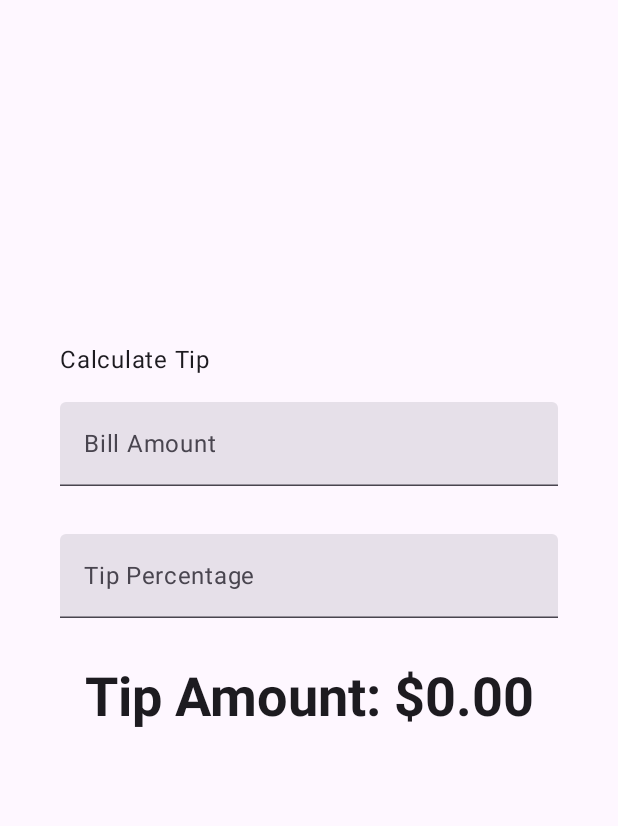
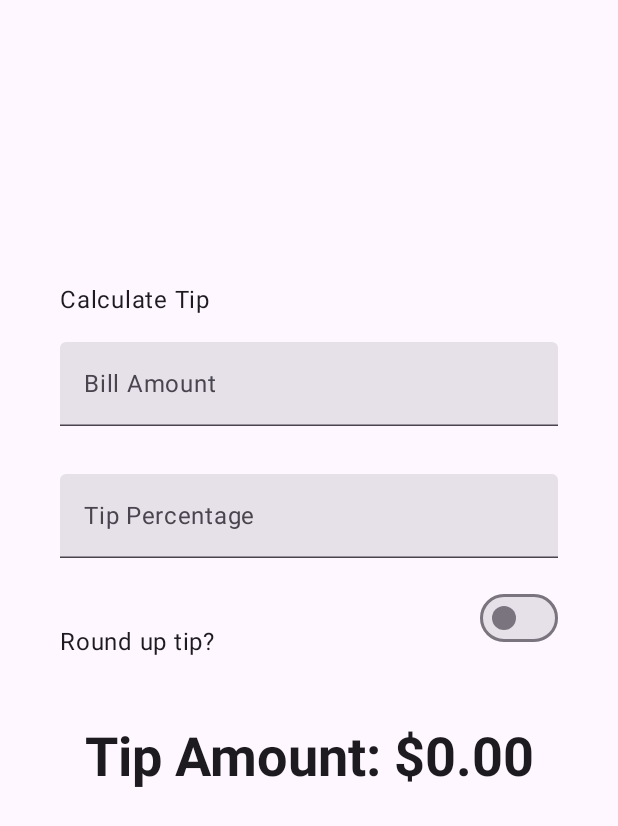
Before and after one commit to pierre-teodoresco/8INF865A2024_PT, an Android app built with Jetpack Compose: the screen it shows after launch (MainActivity), on a phone screen of 412 x 824 dp. Shown: the top 826 px of the screen. Run offline under Robolectric (Android 15) with nearby library versions, the phone set to English and light mode, and no system bars.

Commit message:
Ajout de l'arrondi

```diff
--- a/basic-android-kotlin-compose-training-tip-calculator-starter/app/src/main/java/com/example/tiptime/MainActivity.kt
+++ b/basic-android-kotlin-compose-training-tip-calculator-starter/app/src/main/java/com/example/tiptime/MainActivity.kt
@@ -22,18 +22,22 @@ import androidx.activity.enableEdgeToEdge
 import androidx.annotation.StringRes
 import androidx.compose.foundation.layout.Arrangement
 import androidx.compose.foundation.layout.Column
+import androidx.compose.foundation.layout.Row
 import androidx.compose.foundation.layout.Spacer
 import androidx.compose.foundation.layout.fillMaxSize
 import androidx.compose.foundation.layout.fillMaxWidth
 import androidx.compose.foundation.layout.height
 import androidx.compose.foundation.layout.padding
 import androidx.compose.foundation.layout.safeDrawingPadding
+import androidx.compose.foundation.layout.size
 import androidx.compose.foundation.layout.statusBarsPadding
+import androidx.compose.foundation.layout.wrapContentWidth
 import androidx.compose.foundation.rememberScrollState
 import androidx.compose.foundation.text.KeyboardOptions
 import androidx.compose.foundation.verticalScroll
 import androidx.compose.material3.MaterialTheme
 import androidx.compose.material3.Surface
+import androidx.compose.material3.Switch
 import androidx.compose.material3.Text
 import androidx.compose.material3.TextField
 import androidx.compose.runtime.Composable
@@ -70,11 +74,14 @@ class MainActivity : ComponentActivity() {
 @Composable
 fun TipTimeLayout() {
     var amountInput by remember { mutableStateOf("") }
+    val amount = amountInput.toDoubleOrNull() ?: 0.0
+
     var tipInput by remember { mutableStateOf("") }
+    val tipPercent = tipInput.toDoubleOrNull() ?: 0.0
 
-    val amount = amountInput.toDoubleOrNull() ?: 0.0
-    val tipPercent = tipInput.toDoubleOrNull() ?: 0.0
-    val tip = calculateTip(amount, tipPercent)
+    var roundUp by remember { mutableStateOf(false) }
+
+    val tip = calculateTip(amount, tipPercent, roundUp)
 
     Column(
         modifier = Modifier
@@ -113,6 +120,11 @@ fun TipTimeLayout() {
             onValueChange = { tipInput = it },
             modifier = Modifier.padding(bottom = 32.dp).fillMaxWidth()
         )
+        RoundTheTipRow(
+            roundUp = roundUp,
+            onRoundUpChanged = { roundUp = it },
+            modifier = Modifier.padding(bottom = 32.dp)
+        )
         Text(
             text = stringResource(R.string.tip_amount, tip),
             style = MaterialTheme.typography.displaySmall
@@ -126,8 +138,15 @@ fun TipTimeLayout() {
  * according to the local currency.
  * Example would be "$10.00".
  */
-private fun calculateTip(amount: Double, tipPercent: Double = 15.0): String {
-    val tip = tipPercent / 100 * amount
+private fun calculateTip(
+    amount: Double,
+    tipPercent: Double = 15.0,
+    roundUp: Boolean
+): String {
+    var tip = tipPercent / 100 * amount
+    if (roundUp) {
+        tip = kotlin.math.ceil(tip)
+    }
     return NumberFormat.getCurrencyInstance().format(tip)
 }
 
@@ -156,3 +175,26 @@ fun EditNumberField(
         modifier = modifier
     )
 }
+
+@Composable
+fun RoundTheTipRow(
+    roundUp: Boolean,
+    onRoundUpChanged: (Boolean) -> Unit,
+    modifier: Modifier = Modifier
+){
+    Row(
+        modifier = modifier
+            .fillMaxWidth()
+            .size(48.dp),
+        verticalAlignment = Alignment.CenterVertically
+    ) {
+        Text(text = stringResource(R.string.round_up_tip))
+        Switch(
+            checked = roundUp,
+            onCheckedChange = onRoundUpChanged,
+            modifier = modifier
+                .fillMaxWidth()
+                .wrapContentWidth(Alignment.End),
+        )
+    }
+}
```
